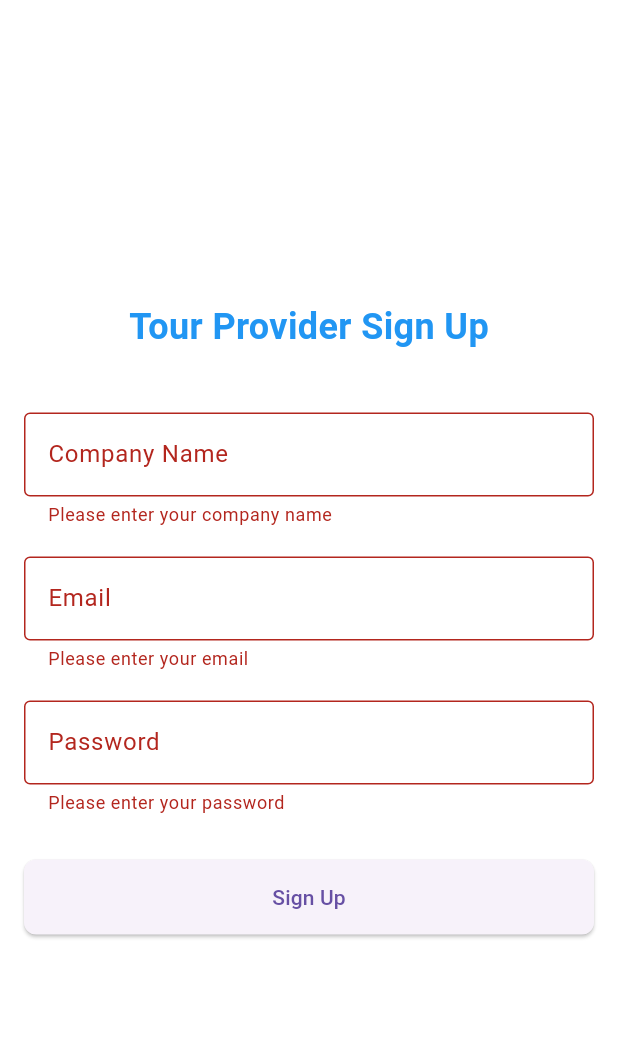
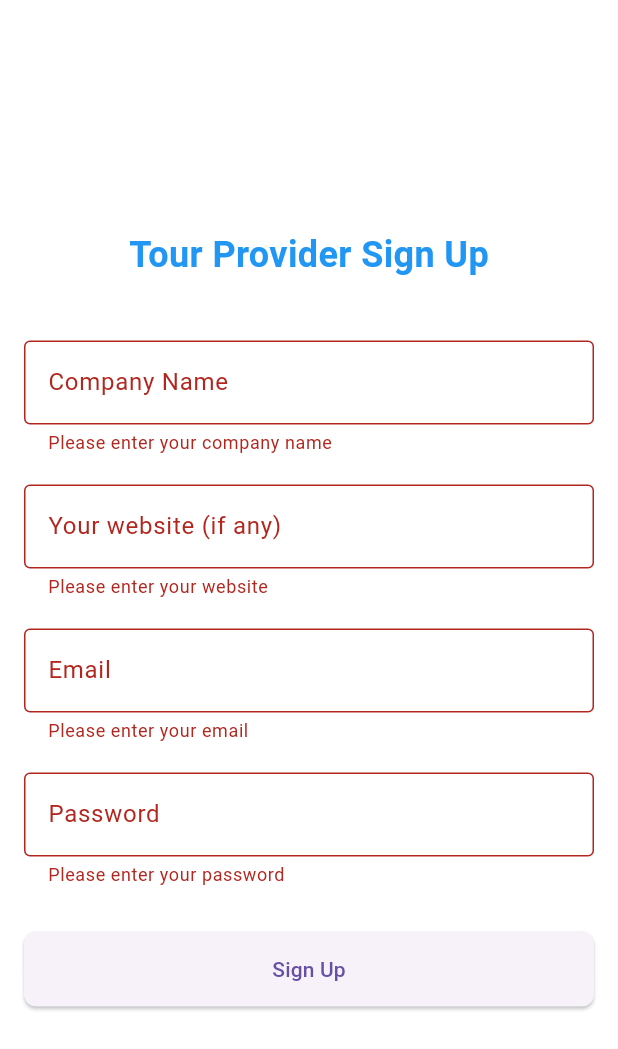
Before and after one commit to LaibaMohsin3002/TourTango, a Flutter app: the TourProviderSignupPage screen opened directly, after a tap on "Sign Up", on a phone screen of 412 x 824 dp. Shown: the top 1049 px of the screen. Run offline on Flutter 3.47's test engine with Material 3 defaults, Android fonts, the phone set to English and light mode, and no system bars; our stand-ins replace carousel_slider; missing offline and left inert: dart:ffi.

Commit message:
aniqa added

```diff
--- a/lib/screens/tour_provider_signup_page.dart
+++ b/lib/screens/tour_provider_signup_page.dart
@@ -1,4 +1,5 @@
 import 'package:flutter/material.dart';
+import '../api.dart';
 
 class TourProviderSignupPage extends StatefulWidget {
   @override
@@ -7,28 +8,38 @@ class TourProviderSignupPage extends StatefulWidget {
 
 class _TourProviderSignupPageState extends State<TourProviderSignupPage> {
   final _companyNameController = TextEditingController();
+  final _websiteController = TextEditingController();
   final _emailController = TextEditingController();
   final _passwordController = TextEditingController();
   final _formKey = GlobalKey<FormState>();
 
-  void _signUp() {
-    if (_formKey.currentState!.validate()) {
-      final companyName = _companyNameController.text;
-      final email = _emailController.text;
-      final password = _passwordController.text;
+void _signUp() async {
+  if (_formKey.currentState!.validate()) {
+    final companyName = _companyNameController.text;
+    final website = _websiteController.text;
+    final email = _emailController.text;
+    final password = _passwordController.text;
 
-      // Placeholder for sign-up logic
+    final success = await signUp(companyName, website, email, password);
+    if (success) {
       ScaffoldMessenger.of(context).showSnackBar(
-        SnackBar(content: Text('Signed up as: $companyName')),
+        SnackBar(content: Text('Sign-up successful')),
+      );
+    } else {
+      ScaffoldMessenger.of(context).showSnackBar(
+        SnackBar(content: Text('Sign-up failed')),
       );
     }
   }
+}
+
 
   @override
   void dispose() {
     _companyNameController.dispose();
     _emailController.dispose();
     _passwordController.dispose();
+    _websiteController.dispose();
     super.dispose();
   }
 
@@ -64,6 +75,23 @@ class _TourProviderSignupPageState extends State<TourProviderSignupPage> {
                       validator: (value) {
                         if (value == null || value.isEmpty) {
                           return 'Please enter your company name';
+                        }
+                        return null;
+                      },
+                    ),
+                    SizedBox(height: 20),
+                    TextFormField(
+                      controller: _websiteController,
+                      decoration: InputDecoration(
+                        labelText: 'Your website (if any)',
+                        border: OutlineInputBorder(),
+                      ),
+                      validator: (value) {
+                        if (value == null || value.isEmpty) {
+                          return 'Please enter your website';
+                        }
+                        if (!RegExp(r'^[^@]+\.[^@]+').hasMatch(value)) {
+                          return 'Enter a valid email';
                         }
                         return null;
                       },
```
Also changed, not shown: lib/api.dart (+22 -1 lines).
